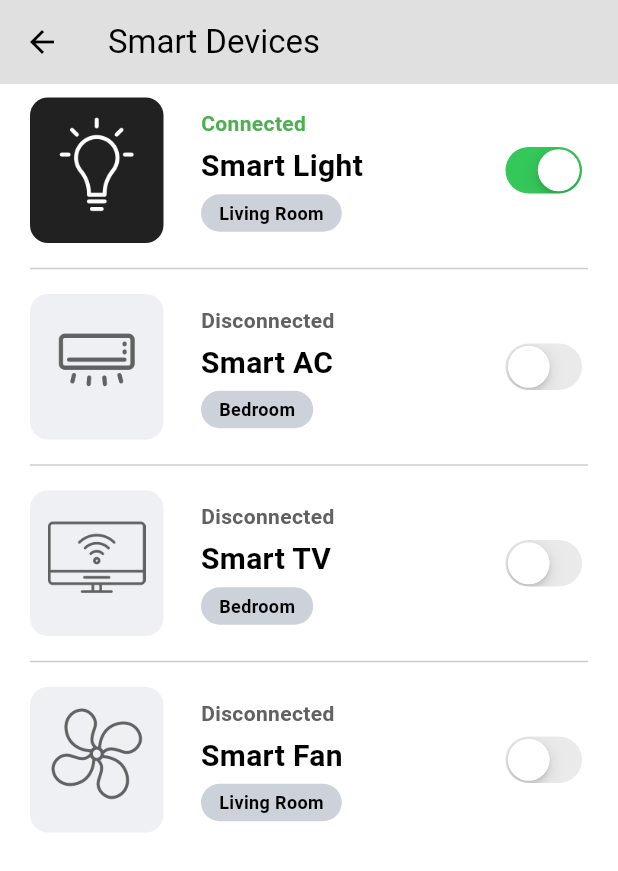
After one commit to mixter3011/Eco_App, a Flutter app: the DevicesPage screen opened directly, on a phone screen of 412 x 824 dp. The commit adds this screen. Shown: the top 871 px of the screen. Run offline on Flutter 3.47's test engine with Material 3 defaults, Android fonts, the phone set to English and light mode, and no system bars; our stand-ins replace google_fonts, slide_to_act.

Commit message:
Design Devices Page
Borrowed the smart_device_box.dart component and wrote the smart_device_card.dart component by rewriting it. I am passing the same data from the homepage into the devices page. For long comments /* */ check the word [CHITRAKSH] for where I have left something I wanted to refer and [TODO:] to see what I couldn't get to work and what the issue is.

```diff
--- a/lib/components/my_drawer.dart
+++ b/lib/components/my_drawer.dart
@@ -1,6 +1,7 @@
 import 'package:flutter/material.dart';
 import 'package:smarthomeui/components/my_drawer_tile.dart';
 import 'package:smarthomeui/pages/settings_page.dart';
+import 'package:smarthomeui/pages/devices_page.dart';
 
 class MyDrawer extends StatelessWidget {
   const MyDrawer({super.key});
@@ -41,20 +42,59 @@ class MyDrawer extends StatelessWidget {
             icon: Icons.settings,
             onTap: () {
               Navigator.pop(context);
-              Navigator.push(context, MaterialPageRoute(builder: (context) => const SettingsPage(),
-             ),
-            );
-           },
+              Navigator.push(
+                context,
+                MaterialPageRoute(
+                  builder: (context) => const SettingsPage(),
+                ),
+              );
+            },
+          ),
+          // devices list title
+          MyDrawerTile(
+            text: "D E V I C E S",
+            icon: Icons.devices,
+            onTap: () {
+              Navigator.pop(context);
+              Navigator.push(
+                context,
+                MaterialPageRoute(
+                  builder: (context) => const DevicesPage(),
+                ),
+              );
+            },
+          ),
+          MyDrawerTile(
+            text: "T R A C K E R",
+            icon: Icons.add_chart_rounded,
+            onTap: () {
+              Navigator.pop(context);
+              Navigator.push(
+                context,
+                MaterialPageRoute(
+                  builder: (context) => const SettingsPage(),
+                ),
+              );
+            },
+          ),
+          MyDrawerTile(
+            text: "R E D E E M",
+            icon: Icons.card_giftcard_sharp,
+            onTap: () {
+              Navigator.pop(context);
+              Navigator.push(
+                context,
+                MaterialPageRoute(
+                  builder: (context) => const SettingsPage(),
+                ),
+              );
+            },
           ),
 
           const Spacer(),
 
           // logout list title
-          MyDrawerTile(
-            text: "L O G O U T",
-            icon: Icons.logout,
-            onTap: () {}
-          ),
+          MyDrawerTile(text: "L O G O U T", icon: Icons.logout, onTap: () {}),
 
           const SizedBox(height: 25),
         ],
--- /dev/null
+++ b/lib/pages/devices_page.dart
@@ -0,0 +1,63 @@
+import 'package:flutter/material.dart';
+import 'package:smarthomeui/util/smart_device_card.dart';
+import 'package:smarthomeui/pages/home_page.dart' show mySmartDevices;
+
+class DevicesPage extends StatefulWidget {
+  const DevicesPage({super.key});
+
+  @override
+  State<DevicesPage> createState() => _DevicesPageState();
+}
+
+class _DevicesPageState extends State<DevicesPage> {
+  // power button switched
+  void powerSwitchChanged(bool value, int index) {
+    setState(() {
+      mySmartDevices[index][2] = value;
+    });
+  }
+
+  @override
+  Widget build(BuildContext context) {
+    return Scaffold(
+      appBar: AppBar(
+        title: const Text("Smart Devices"),
+        backgroundColor: Theme.of(context).colorScheme.background,
+      ),
+      body: Column(
+        children: [
+          Expanded(
+            child: ListView.builder(
+              itemCount: mySmartDevices.length,
+              itemBuilder: (context, index) {
+                return Column(
+                  children: [
+                    Padding(
+                      padding: const EdgeInsets.symmetric(
+                          vertical: 8, horizontal: 20),
+                      child: SmartDeviceCard(
+                        smartDeviceName: mySmartDevices[index][0],
+                        iconPath: mySmartDevices[index][1],
+                        powerOn: mySmartDevices[index][2],
+                        roomName: mySmartDevices[index][3],
+                        onChanged: (value) => powerSwitchChanged(value, index),
+                      ),
+                    ),
+                    if (index != mySmartDevices.length - 1)
+                      const Padding(
+                        padding: EdgeInsets.symmetric(horizontal: 20.0),
+                        child: Divider(
+                          thickness: 1,
+                          color: Color.fromARGB(255, 204, 204, 204),
+                        ),
+                      ),
+                  ],
+                );
+              },
+            ),
+          ),
+        ],
+      ),
+    );
+  }
+}
--- a/lib/pages/home_page.dart
+++ b/lib/pages/home_page.dart
@@ -10,21 +10,40 @@ class HomePage extends StatefulWidget {
   State<HomePage> createState() => _HomePageState();
 }
 
+List mySmartDevices = [
+  // [ smartDeviceName, iconPath, powerStatus, roomName ]
+  ["Smart Light", "lib/icons/light-bulb.png", true, "Living Room"],
+  ["Smart AC", "lib/icons/air-conditioner.png", false, "Bedroom"],
+  ["Smart TV", "lib/icons/smart-tv.png", false, "Bedroom"],
+  ["Smart Fan", "lib/icons/fan.png", false, "Living Room"],
+];
+
 class _HomePageState extends State<HomePage> {
   // padding constants
   final double horizontalPadding = 40;
   final double verticalPadding = 25;
 
   // list of smart devices
+  /*
+  [CHITRAKSH]: I have moved this list to the top of the file so I could access it in the devices_page.dart
+
   List mySmartDevices = [
-    // [ smartDeviceName, iconPath , powerStatus ]
-    ["Smart Light", "lib/icons/light-bulb.png", true],
-    ["Smart AC", "lib/icons/air-conditioner.png", false],
-    ["Smart TV", "lib/icons/smart-tv.png", false],
-    ["Smart Fan", "lib/icons/fan.png", false],
+    [ smartDeviceName, iconPath, powerStatus, roomName ]
+    ["Smart Light", "lib/icons/light-bulb.png", true, "Living Room"],
+    ["Smart AC", "lib/icons/air-conditioner.png", false, "Bedroom"],
+    ["Smart TV", "lib/icons/smart-tv.png", false, "Bedroom"],
+    ["Smart Fan", "lib/icons/fan.png", false, "Living Room"],
   ];
 
+  */
+
   // power button switched
+
+  /*
+  [TODO:] If I flip the switches on the home page, it reflects on the device page.
+  But if I flip the switches on the device page, it doesn't reflect on the home page unless I hot reload using R.
+  Need to figure out why that is.
+  */
   void powerSwitchChanged(bool value, int index) {
     setState(() {
       mySmartDevices[index][2] = value;
@@ -48,7 +67,9 @@ class _HomePageState extends State<HomePage> {
               children: [
                 const Text(
                   "Welcome Home,",
-                  style: TextStyle(fontSize: 20,),
+                  style: TextStyle(
+                    fontSize: 20,
+                  ),
                 ),
                 Text(
                   'Sabyasachi',
--- a/lib/util/smart_device_box.dart
+++ b/lib/util/smart_device_box.dart
@@ -27,7 +27,9 @@ class SmartDeviceBox extends StatelessWidget {
       child: Container(
         decoration: BoxDecoration(
           borderRadius: BorderRadius.circular(24),
-          color: powerOn ? Colors.grey[900] : const Color.fromARGB(44, 164, 167, 189),
+          color: powerOn
+              ? Colors.grey[900]
+              : const Color.fromARGB(44, 164, 167, 189),
         ),
         child: Padding(
           padding: const EdgeInsets.symmetric(vertical: 25.0),
--- /dev/null
+++ b/lib/util/smart_device_card.dart
@@ -0,0 +1,110 @@
+// ignore_for_file: unused_import, must_be_immutable
+
+/*
+[CHITRAKSH] I built this mainly by taking up snippets from smart_device_box.dart and modifying the styling
+*/
+
+import 'dart:math';
+
+import 'package:flutter/cupertino.dart';
+import 'package:flutter/material.dart';
+import 'package:google_fonts/google_fonts.dart';
+
+class SmartDeviceCard extends StatelessWidget {
+  final String smartDeviceName;
+  final String roomName;
+  final String iconPath;
+  final bool powerOn;
+  void Function(bool)? onChanged;
+
+  SmartDeviceCard({
+    Key? key,
+    required this.smartDeviceName,
+    required this.roomName,
+    required this.iconPath,
+    required this.powerOn,
+    required this.onChanged,
+  }) : super(key: key);
+
+  @override
+  Widget build(BuildContext context) {
+    return Padding(
+      padding: const EdgeInsets.symmetric(vertical: 1.0),
+      child: Row(
+        mainAxisAlignment: MainAxisAlignment.spaceBetween,
+        children: [
+          // icon
+          Container(
+            padding: const EdgeInsets.symmetric(horizontal: 12, vertical: 12),
+            decoration: BoxDecoration(
+              borderRadius: BorderRadius.circular(12),
+              color: powerOn
+                  ? Colors.grey[900]
+                  : const Color.fromARGB(44, 164, 167, 189),
+            ),
+            child: Column(
+              children: [
+                Image.asset(
+                  iconPath,
+                  height: 65,
+                  color: powerOn ? Colors.white : Colors.grey.shade700,
+                ),
+                const SizedBox(height: 8),
+              ],
+            ),
+          ),
+          Expanded(
+            child: Padding(
+              padding: const EdgeInsets.only(left: 25.0),
+              child: Column(
+                crossAxisAlignment: CrossAxisAlignment.start,
+                children: [
+                  Text(
+                    powerOn ? 'Connected' : 'Disconnected',
+                    style: TextStyle(
+                      fontSize: 14,
+                      color: powerOn ? Colors.green : Colors.grey.shade700,
+                      fontWeight: FontWeight.bold,
+                    ),
+                  ),
+                  const SizedBox(height: 4),
+                  Text(
+                    smartDeviceName,
+                    style: const TextStyle(
+                      fontWeight: FontWeight.bold,
+                      fontSize: 20,
+                      color: Colors.black,
+                    ),
+                    textAlign: TextAlign.center,
+                  ),
+                  const SizedBox(height: 4),
+                  Container(
+                    padding:
+                        const EdgeInsets.symmetric(horizontal: 12, vertical: 4),
+                    decoration: BoxDecoration(
+                      borderRadius: BorderRadius.circular(16),
+                      color: const Color(0xFFCDD2DA),
+                    ),
+                    child: Text(
+                      roomName,
+                      style: const TextStyle(
+                        color: Colors.black,
+                        fontSize: 12,
+                        fontWeight: FontWeight.bold,
+                      ),
+                    ),
+                  ),
+                ],
+              ),
+            ),
+          ),
+          // switch
+          CupertinoSwitch(
+            value: powerOn,
+            onChanged: onChanged,
+          ),
+        ],
+      ),
+    );
+  }
+}
```
